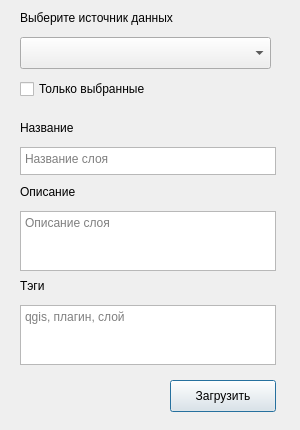
Qt form ui/flexgis_dialog_add_layer.ui (flexgis/flexgis_qgis) before a commit.
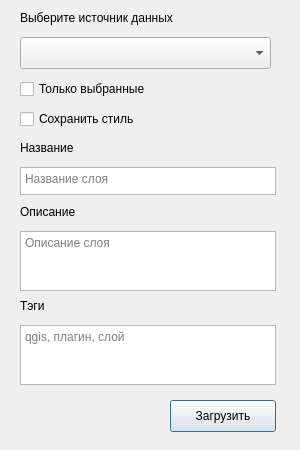
The same form after that commit. Custom widgets are drawn as their Qt base class.

Commit message: add styles export

```diff
--- a/ui/flexgis_dialog_add_layer.ui
+++ b/ui/flexgis_dialog_add_layer.ui
@@ -10,19 +10,19 @@
     <x>0</x>
     <y>0</y>
     <width>300</width>
-    <height>430</height>
+    <height>450</height>
    </rect>
   </property>
   <property name="minimumSize">
    <size>
     <width>300</width>
-    <height>430</height>
+    <height>450</height>
    </size>
   </property>
   <property name="maximumSize">
    <size>
     <width>300</width>
-    <height>430</height>
+    <height>450</height>
    </size>
   </property>
   <property name="font">
@@ -89,7 +89,7 @@
    <property name="geometry">
     <rect>
      <x>20</x>
-     <y>120</y>
+     <y>140</y>
      <width>61</width>
      <height>16</height>
     </rect>
@@ -111,7 +111,7 @@
    <property name="geometry">
     <rect>
      <x>20</x>
-     <y>184</y>
+     <y>204</y>
      <width>64</width>
      <height>16</height>
     </rect>
@@ -133,7 +133,7 @@
    <property name="geometry">
     <rect>
      <x>20</x>
-     <y>278</y>
+     <y>298</y>
      <width>29</width>
      <height>16</height>
     </rect>
@@ -164,11 +164,24 @@
     <string>Только выбранные</string>
    </property>
   </widget>
+  <widget class="QCheckBox" name="checkBox_style">
+   <property name="geometry">
+    <rect>
+     <x>20</x>
+     <y>109</y>
+     <width>142</width>
+     <height>20</height>
+    </rect>
+   </property>
+   <property name="text">
+    <string>Сохранить стиль</string>
+   </property>
+  </widget>
   <widget class="QTextEdit" name="text_name">
    <property name="geometry">
     <rect>
      <x>20</x>
-     <y>147</y>
+     <y>167</y>
      <width>256</width>
      <height>28</height>
     </rect>
@@ -193,7 +206,7 @@
    <property name="geometry">
     <rect>
      <x>20</x>
-     <y>211</y>
+     <y>231</y>
      <width>256</width>
      <height>60</height>
     </rect>
@@ -212,7 +225,7 @@
    <property name="geometry">
     <rect>
      <x>20</x>
-     <y>305</y>
+     <y>325</y>
      <width>256</width>
      <height>60</height>
     </rect>
@@ -234,7 +247,7 @@
    <property name="geometry">
     <rect>
      <x>170</x>
-     <y>380</y>
+     <y>400</y>
      <width>106</width>
      <height>32</height>
     </rect>
```
The commit also changes 3 other files.
